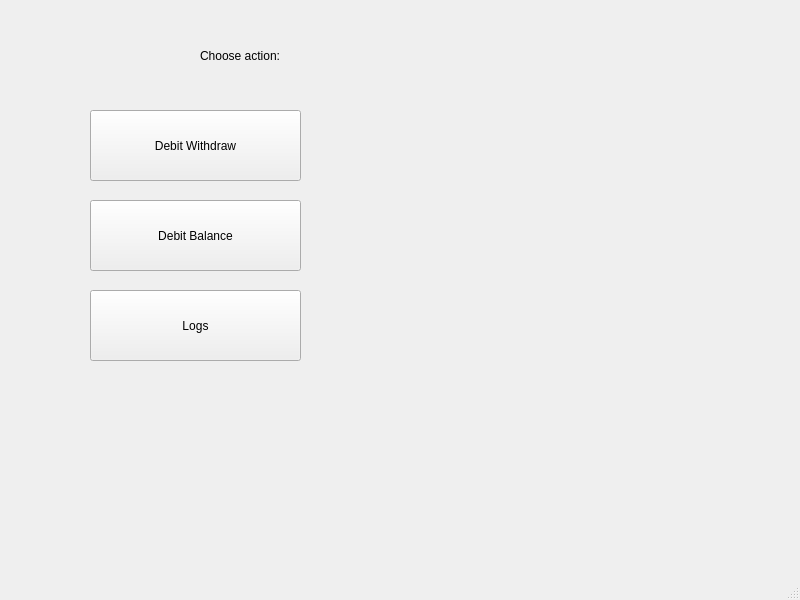
Qt form frontend/mainmenu.ui (t1rate01/ATM_groupproject) before a commit.
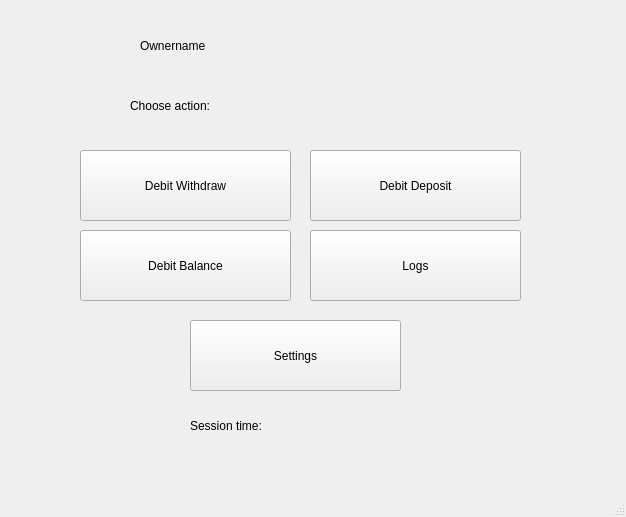
The same form after that commit.

The edit to the form file:
```diff
--- a/frontend/mainmenu.ui
+++ b/frontend/mainmenu.ui
@@ -6,8 +6,8 @@
    <rect>
     <x>0</x>
     <y>0</y>
-    <width>800</width>
-    <height>600</height>
+    <width>626</width>
+    <height>517</height>
    </rect>
   </property>
   <property name="windowTitle">
@@ -17,8 +17,8 @@
    <widget class="QLabel" name="label_menu">
     <property name="geometry">
      <rect>
-      <x>200</x>
-      <y>30</y>
+      <x>130</x>
+      <y>80</y>
       <width>351</width>
       <height>51</height>
      </rect>
@@ -30,8 +30,8 @@
    <widget class="QPushButton" name="btn_debit_withdraw">
     <property name="geometry">
      <rect>
-      <x>90</x>
-      <y>110</y>
+      <x>80</x>
+      <y>150</y>
       <width>211</width>
       <height>71</height>
      </rect>
@@ -43,8 +43,8 @@
    <widget class="QPushButton" name="btn_debit_withdraw_2">
     <property name="geometry">
      <rect>
-      <x>90</x>
-      <y>200</y>
+      <x>80</x>
+      <y>230</y>
       <width>211</width>
       <height>71</height>
      </rect>
@@ -56,8 +56,8 @@
    <widget class="QPushButton" name="btn_debit_withdraw_3">
     <property name="geometry">
      <rect>
-      <x>90</x>
-      <y>290</y>
+      <x>310</x>
+      <y>230</y>
       <width>211</width>
       <height>71</height>
      </rect>
@@ -66,6 +66,58 @@
      <string>Logs</string>
     </property>
    </widget>
+   <widget class="QPushButton" name="btn_debit_settings">
+    <property name="geometry">
+     <rect>
+      <x>190</x>
+      <y>320</y>
+      <width>211</width>
+      <height>71</height>
+     </rect>
+    </property>
+    <property name="text">
+     <string>Settings</string>
+    </property>
+   </widget>
+   <widget class="QLabel" name="label_greeting">
+    <property name="geometry">
+     <rect>
+      <x>140</x>
+      <y>20</y>
+      <width>351</width>
+      <height>51</height>
+     </rect>
+    </property>
+    <property name="text">
+     <string>Ownername</string>
+    </property>
+   </widget>
+   <widget class="QPushButton" name="btn_debit_deposit">
+    <property name="geometry">
+     <rect>
+      <x>310</x>
+      <y>150</y>
+      <width>211</width>
+      <height>71</height>
+     </rect>
+    </property>
+    <property name="text">
+     <string>Debit Deposit</string>
+    </property>
+   </widget>
+   <widget class="QLabel" name="label_sessiontime">
+    <property name="geometry">
+     <rect>
+      <x>190</x>
+      <y>400</y>
+      <width>351</width>
+      <height>51</height>
+     </rect>
+    </property>
+    <property name="text">
+     <string>Session time: </string>
+    </property>
+   </widget>
   </widget>
   <widget class="QMenuBar" name="menubar">
    <property name="geometry">
```
Left out of the diff: 6 changed lines with no effect on the pictures.
